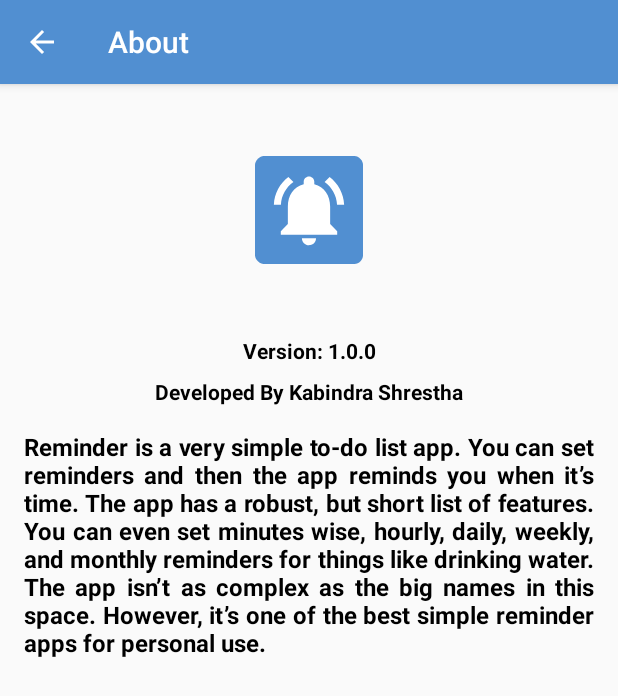
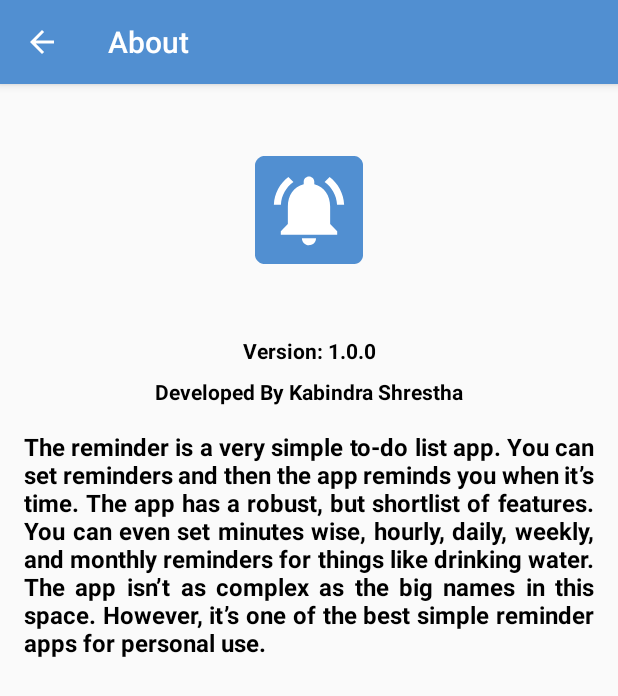
Before and after one commit to kabindra-shrestha/Reminder, an Android app: the AboutUsActivity screen opened directly, with no data from a screen before it, on a phone screen of 412 x 824 dp. Shown: the top 696 px of the screen. Run offline under Robolectric (Android 15) with nearby library versions, the phone set to English and light mode, and no system bars.

Commit message:
generated apk

```diff
--- a/app/src/main/res/values/strings.xml
+++ b/app/src/main/res/values/strings.xml
@@ -18,5 +18,5 @@
     <string name="channel_name">Reminder Notification</string>
     <string name="channel_description">This is a reminder notification.</string>
 
-    <string name="about">"Reminder is a very simple to-do list app. You can set reminders and then the app reminds you when it’s time. The app has a robust, but short list of features. You can even set minutes wise, hourly, daily, weekly, and monthly reminders for things like drinking water. The app isn’t as complex as the big names in this space. However, it’s one of the best simple reminder apps for personal use."</string>
+    <string name="about">"The reminder is a very simple to-do list app. You can set reminders and then the app reminds you when it’s time. The app has a robust, but shortlist of features. You can even set minutes wise, hourly, daily, weekly, and monthly reminders for things like drinking water. The app isn’t as complex as the big names in this space. However, it’s one of the best simple reminder apps for personal use."</string>
 </resources>
```
